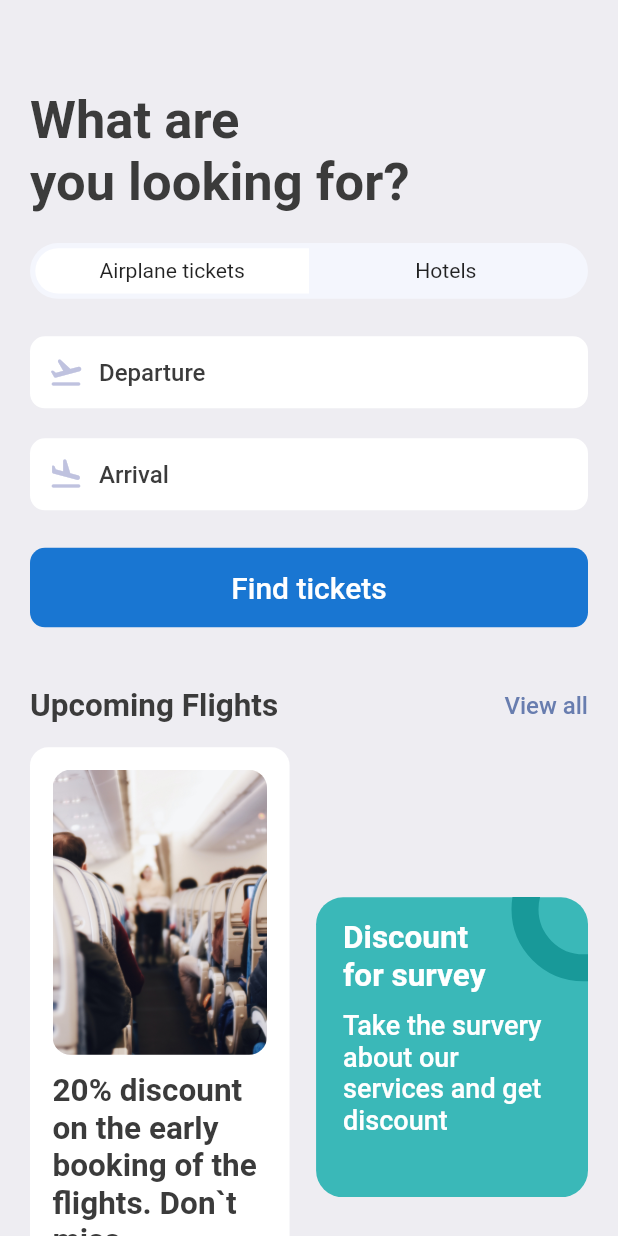
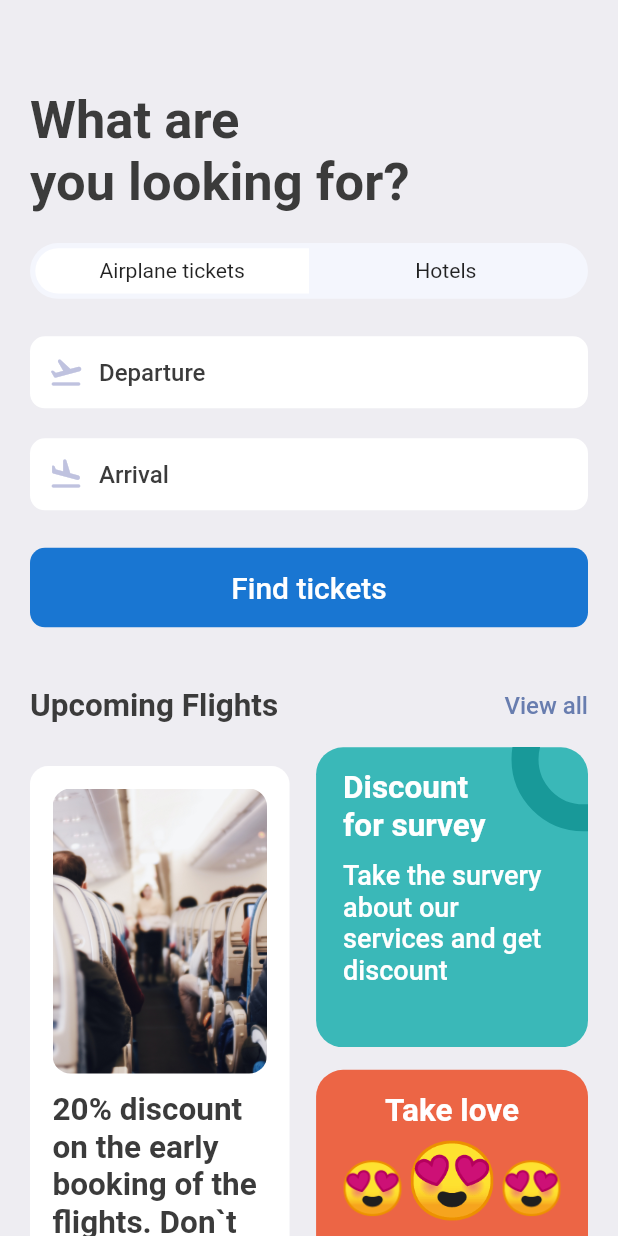
Before and after one commit to gnulitskaya/tickets-booking--app, a Flutter app: the SearchScreen screen opened directly, on a phone screen of 412 x 824 dp. Run offline on Flutter 3.47's test engine with Material 2 defaults, Android fonts, the phone set to English and light mode, and no system bars; our stand-ins replace fluentui_icons, gap, get.

Commit message:
add emoji

```diff
--- a/lib/screens/search_screen.dart
+++ b/lib/screens/search_screen.dart
@@ -167,6 +167,36 @@ class SearchScreen extends StatelessWidget {
                         ),
                       )
                     ],
+                  ),
+                  Gap(AppLayout.getHeight(15)),
+                  Container(
+                    width: size.width * 0.44,
+                    height: AppLayout.getHeight(210),
+                    padding: EdgeInsets.symmetric(
+                        vertical: AppLayout.getHeight(15),
+                        horizontal: AppLayout.getWidth(15)),
+                    decoration: BoxDecoration(
+                        borderRadius:
+                            BorderRadius.circular(AppLayout.getHeight(18)),
+                        color: const Color(0xFFEC6545)),
+                    child: Column(children: [
+                      Text(
+                        "Take love",
+                        style: Styles.headLineStyle2.copyWith(
+                          color: Colors.white,
+                          fontWeight: FontWeight.bold,
+                        ),
+                        textAlign: TextAlign.center,
+                      ),
+                      Gap(AppLayout.getHeight(5)),
+                      RichText(
+                        text: const TextSpan(children: [
+                          TextSpan(text: '😍', style: TextStyle(fontSize: 35)),
+                          TextSpan(text: '😍', style: TextStyle(fontSize: 50)),
+                          TextSpan(text: '😍', style: TextStyle(fontSize: 35))
+                        ]),
+                      ),
+                    ]),
                   )
                 ],
               )
```
